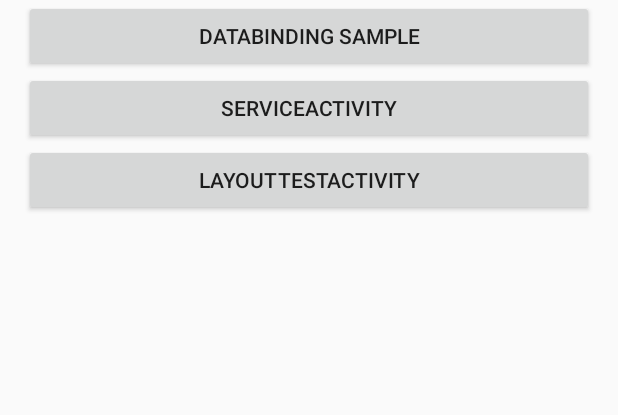
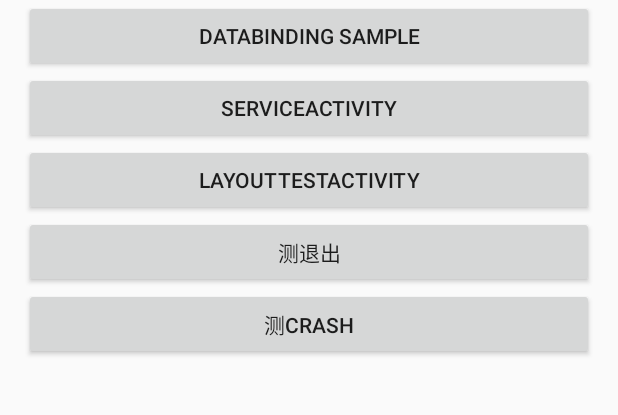
Before and after one commit to lirenlong/androidExam, an Android app: the screen it shows after launch (InterfaceActivity), on a phone screen of 412 x 824 dp, the part 576-991 px from its top. Run offline under Robolectric (Android 15) with nearby library versions, the phone set to English and light mode, and no system bars; libraries missing offline, so code that uses them is left out: com.github.mmin18.layoutcast.

Commit message:
增加两个测试

```diff
--- a/app/src/main/res/layout/activity_interface.xml
+++ b/app/src/main/res/layout/activity_interface.xml
@@ -83,6 +83,21 @@
                 android:layout_height="wrap_content"
                 android:onClick="onBtnClick"
                 android:text="@string/title_activity_LayoutTest" />
+
+            <Button
+                android:id="@+id/exit"
+                android:layout_width="match_parent"
+                android:layout_height="wrap_content"
+                android:onClick="onBtnClick"
+                android:text="测退出" />
+
+            <Button
+                android:id="@+id/crash"
+                android:layout_width="match_parent"
+                android:layout_height="wrap_content"
+                android:onClick="onBtnClick"
+                android:text="测crash" />
+
         </LinearLayout>
     </ScrollView>
 
```
Also changed, not shown: app/src/main/java/org/roger/sample/androidexam/InterfaceActivity.java (+15 -0 lines).
